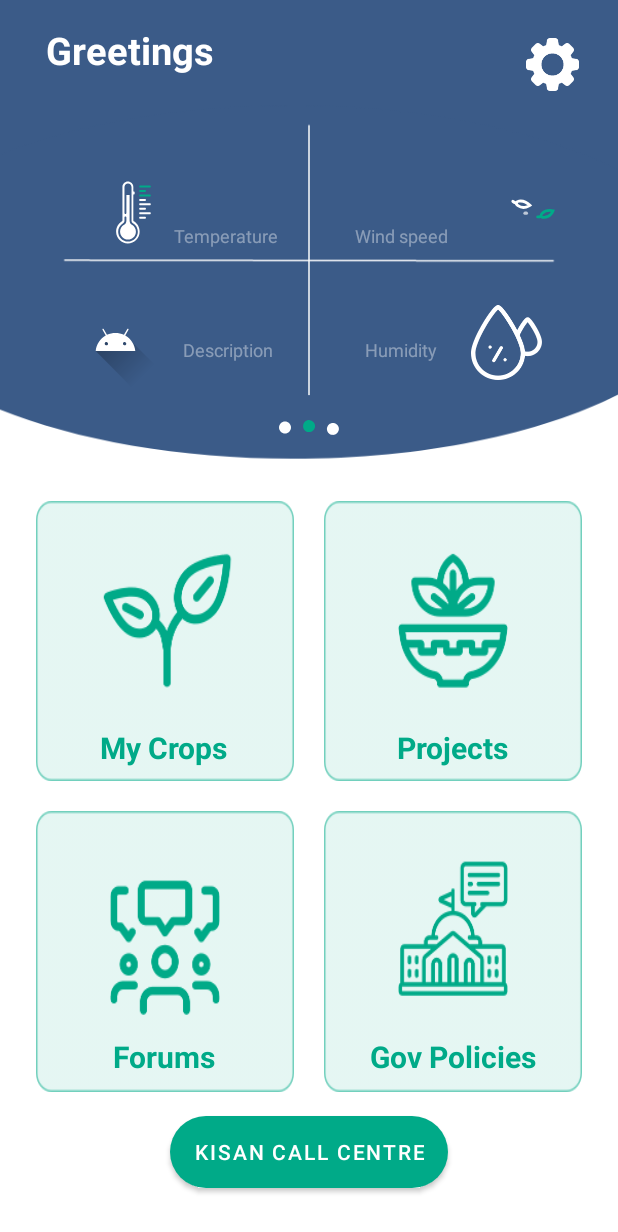
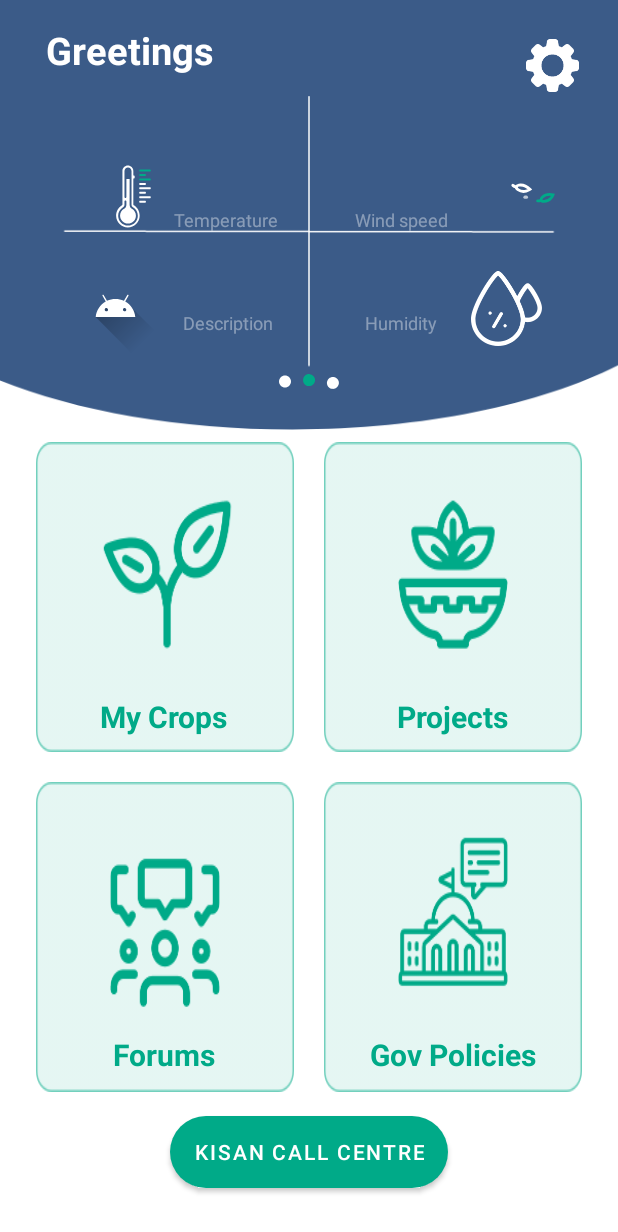
Before and after one commit to niranjangirhe/ShetkariMitra, an Android app: the screen it shows after launch once a user with an empty profile is signed in (HomePage), on a phone screen of 412 x 824 dp. Shown: the top 1232 px of the screen. Run offline under Robolectric (Android 15) with nearby library versions, the phone set to English and light mode, and no system bars; our stand-ins replace Firebase (no records; nobody signed in at launch, a user with empty details on screens opened directly); libraries missing offline, so code that uses them is left out: com.loopj.android, cz.msebera.android; 2 statements that could not run were skipped.

Commit message:
Alignment fixed

```diff
--- a/app/src/main/java/com/ngsolutions/myapplication/Setting_Activity.java
+++ b/app/src/main/java/com/ngsolutions/myapplication/Setting_Activity.java
@@ -133,7 +133,7 @@ public class Setting_Activity extends AppCompatActivity {
                             userName = "";
                         }
                         if(userName.isEmpty() && yourName.getText().toString().isEmpty()) {
-                            Toast.makeText(Setting_Activity.this, "Enter Valid Name", Toast.LENGTH_SHORT).show();
+                            Toast.makeText(Setting_Activity.this, getString(R.string.enter_valid_name), Toast.LENGTH_SHORT).show();
                             return;
                         }
                         if(!yourName.getText().toString().isEmpty()) {
--- a/app/src/main/res/layout/activity_home_page.xml
+++ b/app/src/main/res/layout/activity_home_page.xml
@@ -9,29 +9,27 @@
 
     <ImageView
         android:id="@+id/WeatherImg"
-        android:layout_width="match_parent"
-        android:layout_height="275dp"
+        android:layout_width="0dp"
+        android:layout_height="wrap_content"
+        android:scaleType="fitXY"
         android:layout_alignParentLeft="true"
         android:adjustViewBounds="true"
-        app:layout_constraintBottom_toBottomOf="parent"
         app:layout_constraintEnd_toEndOf="parent"
         app:layout_constraintHorizontal_bias="0.0"
         app:layout_constraintStart_toStartOf="parent"
         app:layout_constraintTop_toBottomOf="@+id/GreetCityTextView"
-        app:layout_constraintVertical_bias="0.0"
         app:srcCompat="@drawable/weather_button" />
 
     <ImageButton
         android:id="@+id/SettingBtn"
         android:layout_width="wrap_content"
         android:layout_height="wrap_content"
+        android:layout_marginTop="16dp"
         android:backgroundTint="@color/transparent"
-        app:layout_constraintBottom_toBottomOf="@+id/WeatherImg"
         app:layout_constraintEnd_toEndOf="parent"
         app:layout_constraintHorizontal_bias="0.96"
         app:layout_constraintStart_toStartOf="parent"
         app:layout_constraintTop_toTopOf="parent"
-        app:layout_constraintVertical_bias="0.057"
         app:srcCompat="@drawable/setting_icon" />
 
     <Button
@@ -164,17 +162,16 @@
         android:id="@+id/GreetCityTextView"
         android:layout_width="wrap_content"
         android:layout_height="wrap_content"
+        android:layout_marginTop="16dp"
         android:text="@string/greetings"
         android:textAlignment="center"
         android:textColor="@color/white"
         android:textSize="25dp"
         android:textStyle="bold"
-        app:layout_constraintBottom_toBottomOf="parent"
         app:layout_constraintEnd_toEndOf="parent"
         app:layout_constraintHorizontal_bias="0.105"
         app:layout_constraintStart_toStartOf="parent"
-        app:layout_constraintTop_toTopOf="parent"
-        app:layout_constraintVertical_bias="0.02" />
+        app:layout_constraintTop_toTopOf="parent" />
 
     <ImageView
         android:id="@+id/IconImageView"
--- a/app/src/main/res/layout/activity_reply.xml
+++ b/app/src/main/res/layout/activity_reply.xml
@@ -12,14 +12,16 @@
         android:id="@+id/imageView"
         android:layout_width="match_parent"
         android:layout_height="wrap_content"
+        android:layout_marginStart="2dp"
+        android:layout_marginEnd="2dp"
+        android:elevation="-1dp"
         app:layout_constraintBottom_toBottomOf="parent"
         app:layout_constraintEnd_toEndOf="parent"
         app:layout_constraintStart_toStartOf="parent"
-        android:elevation="-1dp"
         app:srcCompat="@drawable/your_message_tab" />
     <ImageView
         android:id="@+id/imageView9"
-        android:layout_width="match_parent"
+        android:layout_width="0dp"
         android:layout_height="wrap_content"
         android:layout_alignParentLeft="true"
         android:adjustViewBounds="true"
--- a/app/src/main/res/values/strings.xml
+++ b/app/src/main/res/values/strings.xml
@@ -81,5 +81,6 @@
     <string name="compressing_image">Compressing Image</string>
     <string name="no_internet_connection">No Internet Connection</string>
     <string name="querry_answered">Your query is answered</string>
+    <string name="enter_valid_name">Enter Valid Name</string>
 
 </resources>
```
Also changed, not shown: app/src/main/res/layout/activity_chat.xml (+5 -2 lines), app/src/main/res/drawable-hdpi/weather_button.png, app/src/main/res/drawable-ldpi/weather_button.png, app/src/main/res/drawable-mdpi/weather_button.png, app/src/main/res/drawable-xhdpi/weather_button.png, app/src/main/res/drawable-xxhdpi/weather_button.png, app/src/main/res/drawable-xxxhdpi/weather_button.png.
